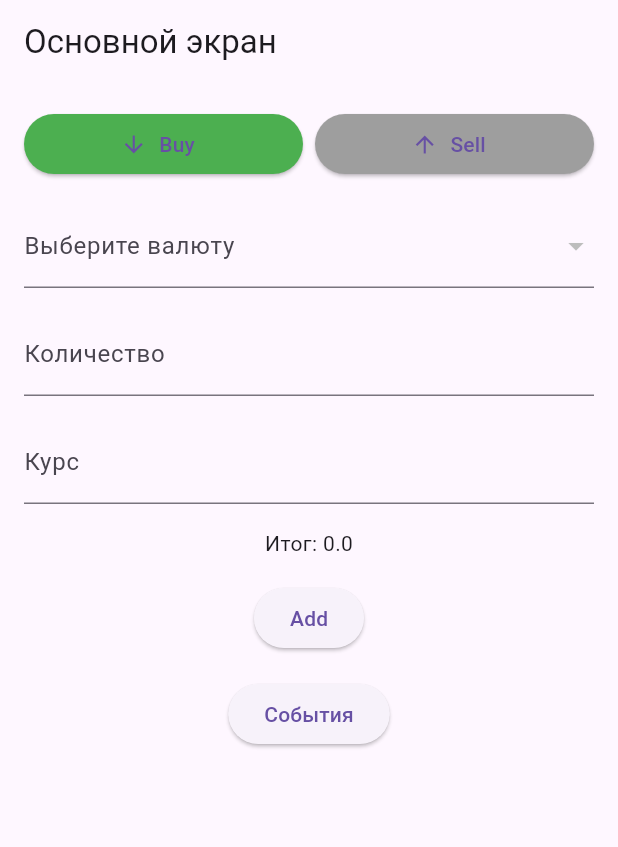
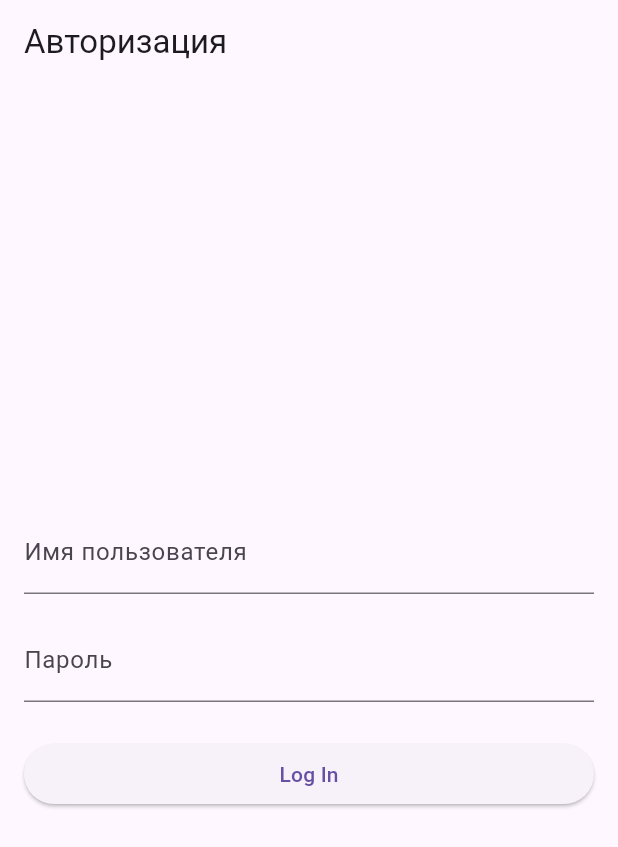
Before and after one commit to qiniks/exchange_app, a Flutter app: the screen it shows after launch, on a phone screen of 412 x 824 dp. Shown: the top 847 px of the screen. Run offline on Flutter 3.47's test engine with Material 3 defaults, Android fonts, the phone set to English and light mode, and no system bars; our stand-ins replace dio.

Commit message:
ura ia sdelal

```diff
--- a/lib/main.dart
+++ b/lib/main.dart
@@ -1,6 +1,10 @@
 import 'package:flutter/material.dart';
+import 'views/cash_screen.dart';
+import 'views/currencies_screen.dart';
 import 'views/events_screen.dart';
+import 'views/login_screen.dart';
 import 'views/main_screen.dart';
+import 'views/users_screen.dart';
 
 void main() {
   runApp(const MyApp());
@@ -14,10 +18,15 @@ class MyApp extends StatelessWidget {
     return MaterialApp(
       title: 'Currency Exchange',
       theme: ThemeData(primarySwatch: Colors.green),
-      initialRoute: '/',
+      initialRoute: '/login',
       routes: {
-        '/': (context) => MainScreen(),
-        '/events': (context) => EventsScreen(),
+        '/login': (context) => const LoginScreen(),
+        '/main': (context) => const MainScreen(),
+        '/events': (context) => const EventsScreen(),
+        '/currencies': (context) => const CurrenciesScreen(),
+        '/users': (context) => const UsersScreen(),
+        '/cash': (context) => const CashScreen(),
+
       },
     );
   }
--- /dev/null
+++ b/lib/views/login_screen.dart
@@ -0,0 +1,86 @@
+import 'package:flutter/material.dart';
+import '../services/api_service.dart';
+
+class LoginScreen extends StatefulWidget {
+  const LoginScreen({Key? key}) : super(key: key);
+
+  @override
+  State<LoginScreen> createState() => _LoginScreenState();
+}
+
+class _LoginScreenState extends State<LoginScreen> {
+  final TextEditingController _usernameController = TextEditingController();
+  final TextEditingController _passwordController = TextEditingController();
+  final ApiService _apiService = ApiService();
+  bool _isLoading = false;
+
+  Future<void> _logIn() async {
+    setState(() {
+      _isLoading = true;
+    });
+
+    final username = _usernameController.text.trim();
+    final password = _passwordController.text.trim();
+
+    if (username.isNotEmpty && password.isNotEmpty) {
+      try {
+        final success = await _apiService.logIn(username, password);
+        if (success) {
+          // Перейти на MainScreen
+          Navigator.pushReplacementNamed(context, '/main');
+        } else {
+          ScaffoldMessenger.of(context).showSnackBar(
+            const SnackBar(content: Text('Неверное имя пользователя или пароль')),
+          );
+        }
+      } catch (e) {
+        print("хуесос выдал ошиьку");
+        ScaffoldMessenger.of(context).showSnackBar(
+          //debug
+          SnackBar(content: Text('Неверное имя пользователя или пароль')),
+        );
+      }
+    } else {
+      ScaffoldMessenger.of(context).showSnackBar(
+        const SnackBar(content: Text('Введите имя пользователя и пароль')),
+      );
+    }
+
+    setState(() {
+      _isLoading = false;
+    });
+  }
+
+  @override
+  Widget build(BuildContext context) {
+    return Scaffold(
+      appBar: AppBar(title: const Text('Авторизация')),
+      body: Padding(
+        padding: const EdgeInsets.all(16.0),
+        child: Column(
+          mainAxisAlignment: MainAxisAlignment.center,
+          crossAxisAlignment: CrossAxisAlignment.stretch,
+          children: [
+            TextField(
+              controller: _usernameController,
+              decoration: const InputDecoration(labelText: 'Имя пользователя'),
+            ),
+            const SizedBox(height: 16),
+            TextField(
+              controller: _passwordController,
+              decoration: const InputDecoration(labelText: 'Пароль'),
+              obscureText: true,
+            ),
+            const SizedBox(height: 24),
+            _isLoading
+                ? const Center(child: CircularProgressIndicator())
+                : ElevatedButton(
+              onPressed: _logIn,
+              child: const Text('Log In'),
+            ),
+          ],
+        ),
+      ),
+    );
+  }
+}
```
Also changed, not shown: lib/services/api_service.dart (+68 -0 lines), lib/views/cash_screen.dart (added, +109 -0 lines), lib/views/currencies_screen.dart (added, +95 -0 lines), lib/views/main_screen.dart (+28 -0 lines), lib/views/users_screen.dart (added, +108 -0 lines).
